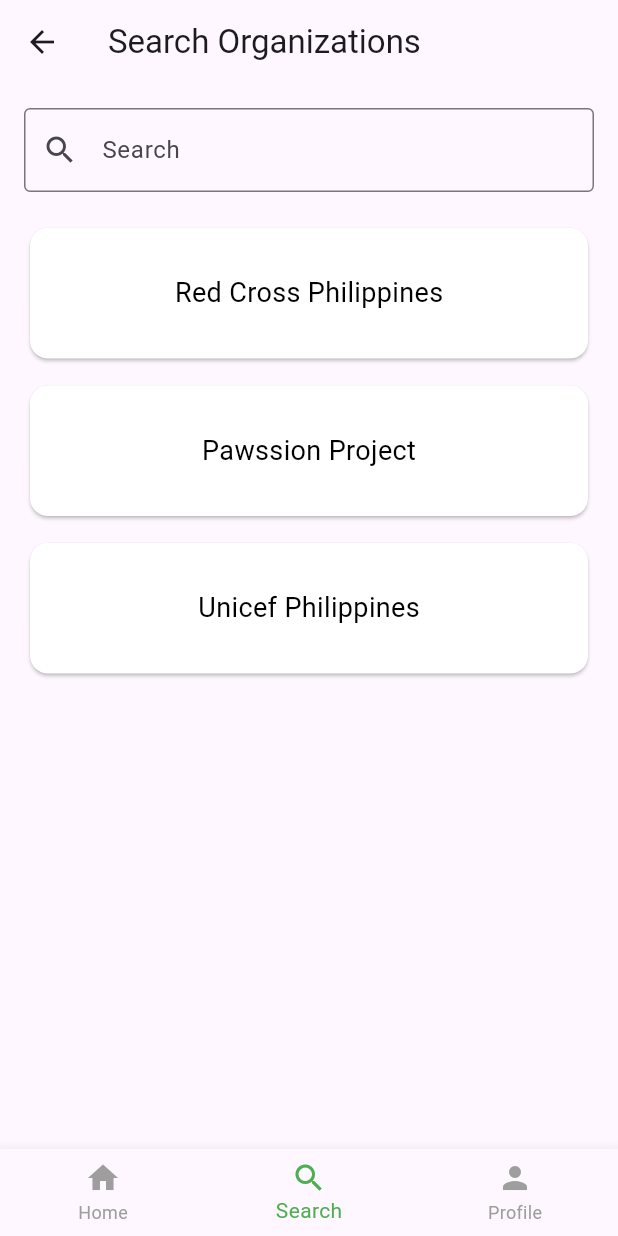
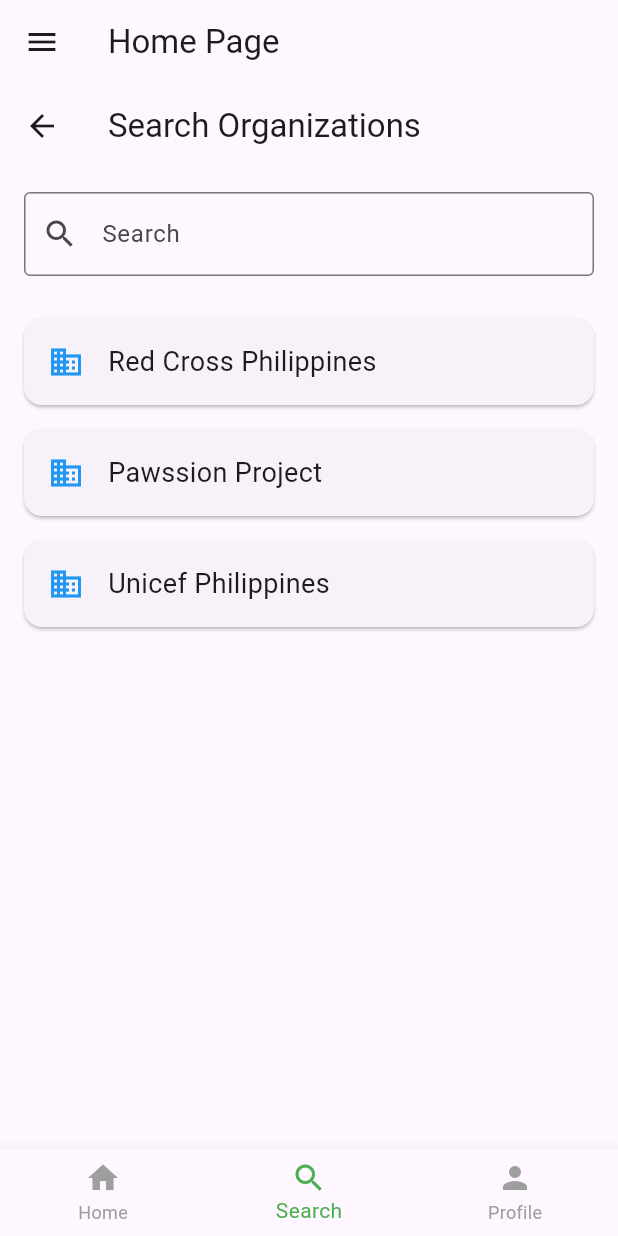
Before and after one commit to teknikkos/4good, a Flutter app: the HomePage screen opened by its route, item 2 of the bottom bar chosen, on a phone screen of 412 x 824 dp. Run offline on Flutter 3.47's test engine with Material 3 defaults, Android fonts, the light colour scheme and no system bars.

Commit message:
chore: added hamburger to homepage

```diff
--- a/donation_application_mockup/lib/screens/homepage.dart
+++ b/donation_application_mockup/lib/screens/homepage.dart
@@ -45,7 +45,82 @@
   @override
   Widget build(BuildContext context) {
     return Scaffold(
-      body: _selectedIndex == 0 ? HomeScreen() : _buildSearchScreen(),
+      appBar: AppBar(
+        title: Text('Home Page'),
+        leading: IconButton(
+          icon: Icon(Icons.menu),
+          onPressed: () {
+            Scaffold.of(context).openDrawer();
+          },
+        ),
+      ),
+      drawer: Drawer(
+        child: ListView(
+          padding: EdgeInsets.zero,
+          children: <Widget>[
+            DrawerHeader(
+              decoration: BoxDecoration(
+                color: Colors.blue,
+              ),
+              child: Text(
+                'Menu',
+                style: TextStyle(
+                  color: Colors.white,
+                  fontSize: 24,
+                ),
+              ),
+            ),
+            ListTile(
+              leading: Icon(Icons.home),
+              title: Text('Home'),
+              onTap: () {
+                Navigator.pop(context);
+                setState(() {
+                  _selectedIndex = 0;
+                });
+              },
+            ),
+            ListTile(
+              leading: Icon(Icons.search),
+              title: Text('Search'),
+              onTap: () {
+                Navigator.pop(context);
+                setState(() {
+                  _selectedIndex = 1;
+                });
+              },
+            ),
+            ListTile(
+              leading: Icon(Icons.person),
+              title: Text('Profile'),
+              onTap: () {
+                Navigator.pop(context);
+                setState(() {
+                  _selectedIndex = 2;
+                });
+              },
+            ),
+            Divider(),
+            ListTile(
+              leading: Icon(Icons.notifications),
+              title: Text('Notifications'),
+              onTap: () {
+                Navigator.pop(context);
+                // Navigate to Notifications page
+              },
+            ),
+            ListTile(
+              leading: Icon(Icons.settings),
+              title: Text('Settings'),
+              onTap: () {
+                Navigator.pop(context);
+                // Navigate to Settings page
+              },
+            ),
+          ],
+        ),
+      ),
+      body: _selectedIndex == 0 ? HomeScreen() : _selectedIndex == 1 ? _buildSearchScreen() : ProfileScreen(),
       bottomNavigationBar: BottomNavigationBar(
         currentIndex: _selectedIndex,
         onTap: _onItemTapped,
@@ -92,13 +167,7 @@
             ),
             SizedBox(height: 10),
             Expanded(
-              child: GridView.builder(
-                gridDelegate: SliverGridDelegateWithFixedCrossAxisCount(
-                  crossAxisCount: 1,
-                  crossAxisSpacing: 10,
-                  mainAxisSpacing: 10,
-                  childAspectRatio: 4, // Adjust the aspect ratio for rectangular shape
-                ),
+              child: ListView.builder(
                 itemCount: filteredOrganizations.length,
                 itemBuilder: (context, index) {
                   final organization = filteredOrganizations[index];
@@ -107,14 +176,20 @@
                       // TODO: Implement donation functionality
                     },
                     child: Card(
-                      color: Colors.white,
-                      child: Center(
-                        child: Text(
-                          organization,
-                          style: TextStyle(
-                            fontSize: 18,
-                            color: Colors.black,
-                          ),
+                      margin: EdgeInsets.symmetric(vertical: 8.0),
+                      child: Padding(
+                        padding: EdgeInsets.all(16.0),
+                        child: Row(
+                          children: [
+                            Icon(Icons.business, color: Colors.blue),
+                            SizedBox(width: 16.0),
+                            Expanded(
+                              child: Text(
+                                organization,
+                                style: TextStyle(fontSize: 18),
+                              ),
+                            ),
+                          ],
                         ),
                       ),
                     ),
```
